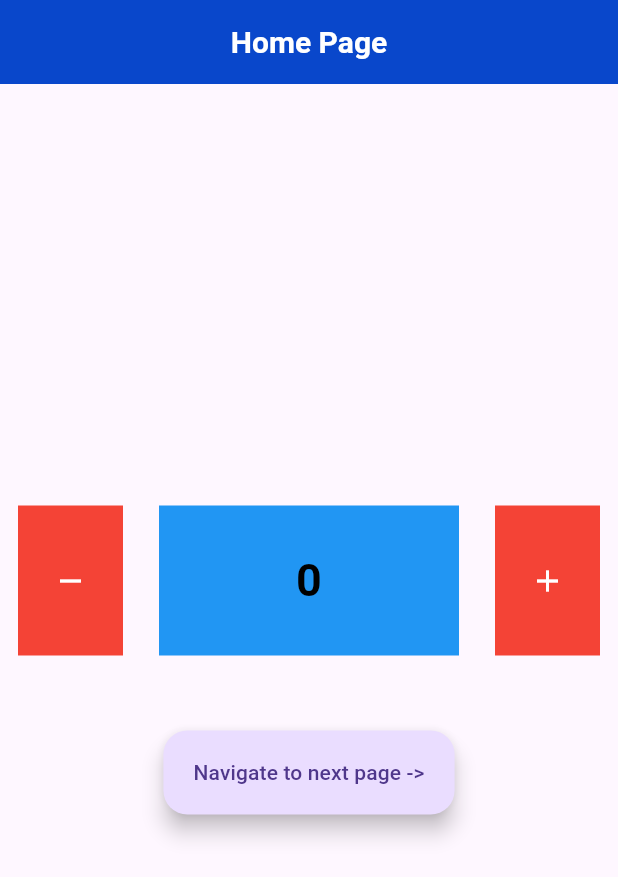
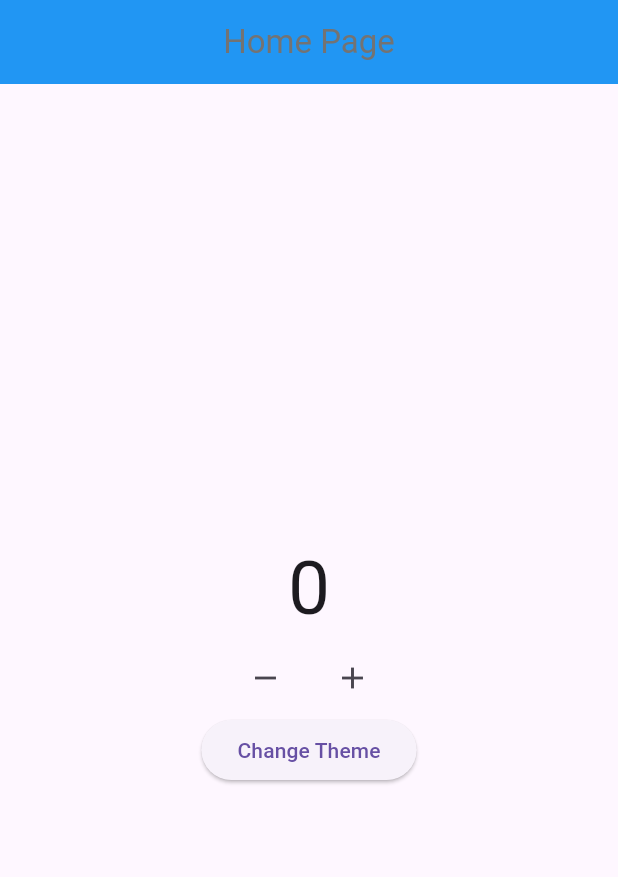
Before and after one commit to AlsoKnownAsZira/zira-bloc, a Flutter app: the screen it shows after launch, on a phone screen of 412 x 824 dp. Shown: the top 877 px of the screen. Run offline on Flutter 3.47's test engine with Material 3 defaults, Android fonts, the phone set to English and light mode, and no system bars; our stand-ins replace bloc, flutter_bloc.

Commit message:
11. Multi Bloc Provider

```diff
--- /dev/null
+++ b/lib/app.dart
@@ -0,0 +1,20 @@
+import 'package:flutter/material.dart';
+import 'package:flutter_bloc/flutter_bloc.dart';
+import 'package:zira_bloc/bloc/theme.dart';
+import 'package:zira_bloc/pages/home_page.dart';
+
+class App extends StatelessWidget {
+  const App({super.key});
+
+  @override
+  Widget build(BuildContext context) {
+    return BlocBuilder<ThemeBloc, bool>(
+      builder: (context, state) {
+        return MaterialApp(
+          theme: state ? ThemeData.light() : ThemeData.dark(),
+          home: homePage(),
+        );
+      },
+    );
+  }
+}
--- /dev/null
+++ b/lib/bloc/theme.dart
@@ -0,0 +1,8 @@
+import 'package:bloc/bloc.dart';
+
+class ThemeBloc extends Cubit<bool> {
+  // true -> light; false -> dark
+  ThemeBloc() : super(true);
+
+  void changeTheme() => emit(!state);
+}
--- a/lib/main.dart
+++ b/lib/main.dart
@@ -1,17 +1,25 @@
 import 'package:flutter/material.dart';
-import 'package:zira_bloc/routes/routes.dart';
+import 'package:flutter_bloc/flutter_bloc.dart';
+import 'package:zira_bloc/app.dart';
+import 'package:zira_bloc/bloc/counter.dart';
+import 'package:zira_bloc/bloc/theme.dart';
+
 void main() {
-  runApp( MyApp());
+  runApp(MyApp());
 }
 
 class MyApp extends StatelessWidget {
-   MyApp({super.key});
-final router = MyRouter();
+  MyApp({super.key});
+
   @override
   Widget build(BuildContext context) {
-    return MaterialApp(
-
-      onGenerateRoute: router.onRoute,
-    );
+    return MultiBlocProvider(providers: [
+      BlocProvider(
+        create: (context) => Counter(),
+      ),
+      BlocProvider(
+        create: (context) => ThemeBloc(),
+      ),
+    ], child: App());
   }
 }
--- a/lib/pages/home_page.dart
+++ b/lib/pages/home_page.dart
@@ -1,73 +1,65 @@
 import 'package:flutter/material.dart';
+import 'package:zira_bloc/bloc/counter.dart';
 import 'package:flutter_bloc/flutter_bloc.dart';
-import 'package:zira_bloc/bloc/counter.dart';
-import 'package:zira_bloc/widgets/data_widget.dart';
+import 'package:zira_bloc/bloc/theme.dart';
 
-class HomePage extends StatelessWidget {
-  const HomePage({super.key});
+class homePage extends StatelessWidget {
+  const homePage({super.key});
 
   @override
   Widget build(BuildContext context) {
+    Counter myCounter = context.read<Counter>();
+    ThemeBloc myTheme = context.read<ThemeBloc>();
     return Scaffold(
-        appBar: AppBar(
-          title: const Text("Home Page"),
-          titleTextStyle: const TextStyle(
-              color: Colors.white, fontSize: 20, fontWeight: FontWeight.bold),
-          backgroundColor: const Color.fromARGB(255, 9, 71, 203),
-          centerTitle: true,
+      appBar: AppBar(
+        backgroundColor: myTheme.state ? Colors.blue : Colors.grey,
+        centerTitle: true,
+      title: Text(
+    'Home Page',
+    style: TextStyle(color: myTheme.state ? const Color.fromARGB(255, 115, 115, 115) : Colors.white),
+  ),
+      ),
+      body: Center(
+        child: Column(
+          mainAxisAlignment: MainAxisAlignment.center,
+          children: [
+            BlocBuilder<Counter, int>(
+              bloc: myCounter,
+              builder: (context, state) {
+                return Text(
+                  "$state",
+                  style: TextStyle(
+                    fontSize: 50,
+                  ),
+                );
+              },
+            ),
+            Row(
+              mainAxisAlignment: MainAxisAlignment.center,
+              children: [
+                IconButton(
+                    onPressed: () {
+                      myCounter.decrementData();
+                    },
+                    icon: Icon(Icons.remove)),
+                const SizedBox(
+                  width: 10,
+                ),
+                IconButton(
+                    onPressed: () {
+                      myCounter.incrementData();
+                    },
+                    icon: const Icon(Icons.add)),
+              ],
+            ),
+            ElevatedButton(
+                onPressed: () {
+                  myTheme.changeTheme();
+                },
+                child: Text("Change Theme")),
+          ],
         ),
-        body: Column(mainAxisAlignment: MainAxisAlignment.center, children: [
-          Row(
-            mainAxisAlignment: MainAxisAlignment.spaceAround,
-            crossAxisAlignment: CrossAxisAlignment.center,
-            children: [
-              Material(
-                color: Colors.red,
-                child: InkWell(
-                  onTap: () {
-                    BlocProvider.of<Counter>(context).decrementData();
-                  },
-                  child: const SizedBox(
-                    height: 100,
-                    width: 70,
-                    child: Center(
-                      child: Icon(
-                        Icons.remove,
-                        color: Colors.white,
-                      ),
-                    ),
-                  ),
-                ),
-              ),
-              // data widget that shows the current state of the counter
-              DataWidget(),
-              Material(
-                color: Colors.red,
-                child: InkWell(
-                  onTap: () {
-                    BlocProvider.of<Counter>(context).incrementData();
-                  },
-                  child: const SizedBox(
-                    height: 100,
-                    width: 70,
-                    child: Center(
-                      child: Icon(
-                        Icons.add,
-                        color: Colors.white,
-                      ),
-                    ),
-                  ),
-                ),
-              )
-            ],
-          ),
-          const SizedBox(
-            height: 50,
-          ),
-          FloatingActionButton.extended(
-              onPressed: () {
-                Navigator.pushNamed(context, '/second');},
-              label: const Text("Navigate to next page ->"))
-        ]));
+      ),
+    );
   }
 }
--- a/lib/routes/routes.dart
+++ /dev/null
@@ -1,34 +0,0 @@
-import 'package:flutter/material.dart';
-import 'package:flutter_bloc/flutter_bloc.dart';
-import 'package:zira_bloc/bloc/counter.dart';
-import 'package:zira_bloc/pages/home_page.dart';
-import 'package:zira_bloc/pages/not_found.dart';
-import 'package:zira_bloc/pages/second_page.dart';
-
-
-class MyRouter {
-  final Counter mycounter = Counter();
-
-  Route onRoute(RouteSettings settings) {
-    switch (settings.name) {
-      case '/':
-        return MaterialPageRoute(
-          builder: (context) => BlocProvider.value(
-            value: mycounter,
-            child: const HomePage(),
-          ),
-        );
-      case '/second':
-        return MaterialPageRoute(
-          builder: (context) => BlocProvider.value(
-            value: mycounter,
-            child: const SecondPage(),
-          ),
-        );
-      default:
-        return MaterialPageRoute(
-          builder: (context) => const NotFound(),
-        );
-    }
-  }
-}
--- a/lib/widgets/data_widget.dart
+++ /dev/null
@@ -1,30 +0,0 @@
-import 'package:flutter/material.dart';
-import 'package:flutter_bloc/flutter_bloc.dart';
-import 'package:zira_bloc/bloc/counter.dart';
-
-class DataWidget extends StatelessWidget {
-  const DataWidget({super.key});
-
-  @override
-  Widget build(BuildContext context) {
-    return Container(
-      color: Colors.blue,
-      height: 100,
-      width: 200,
-      child: Center(
-        child: BlocBuilder(
-          bloc: BlocProvider.of<Counter>(context),
-          builder: (context, state) {
-            return Text(
-              state.toString(),
-              style: const TextStyle(
-                  color: Colors.black,
-                  fontSize: 30,
-                  fontWeight: FontWeight.bold),
-            );
-          },
-        ),
-      ),
-    );
-  }
-}
```
Also changed, not shown: lib/pages/not_found.dart (deleted, +0 -21 lines), lib/pages/second_page.dart (deleted, +0 -73 lines).
